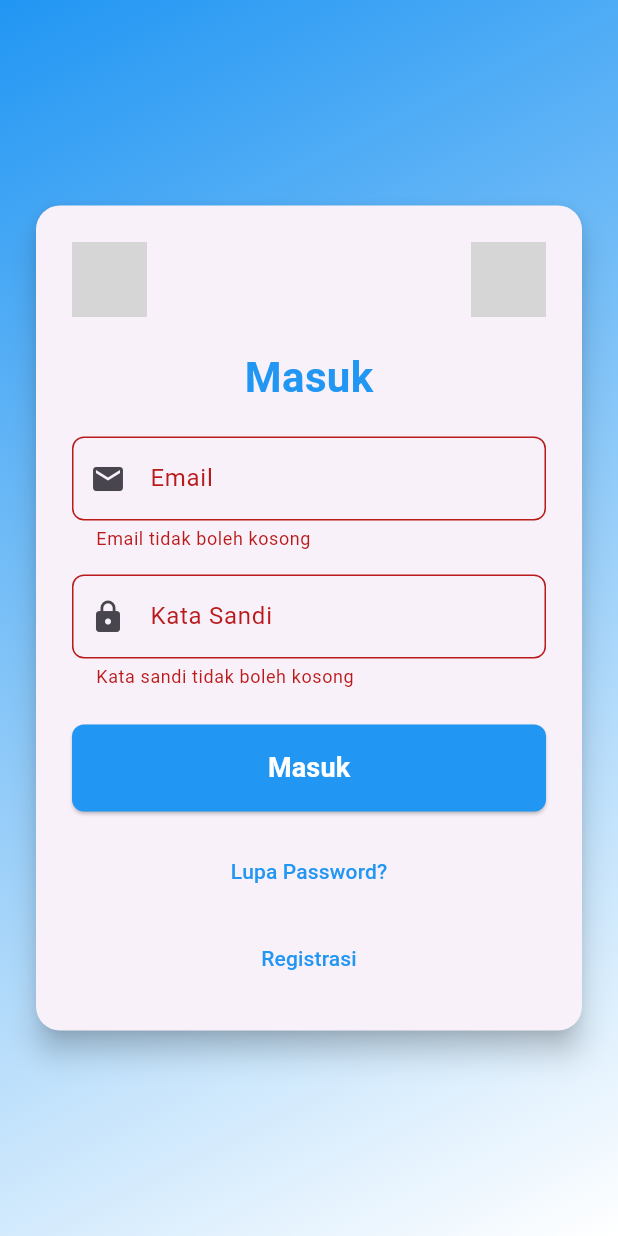
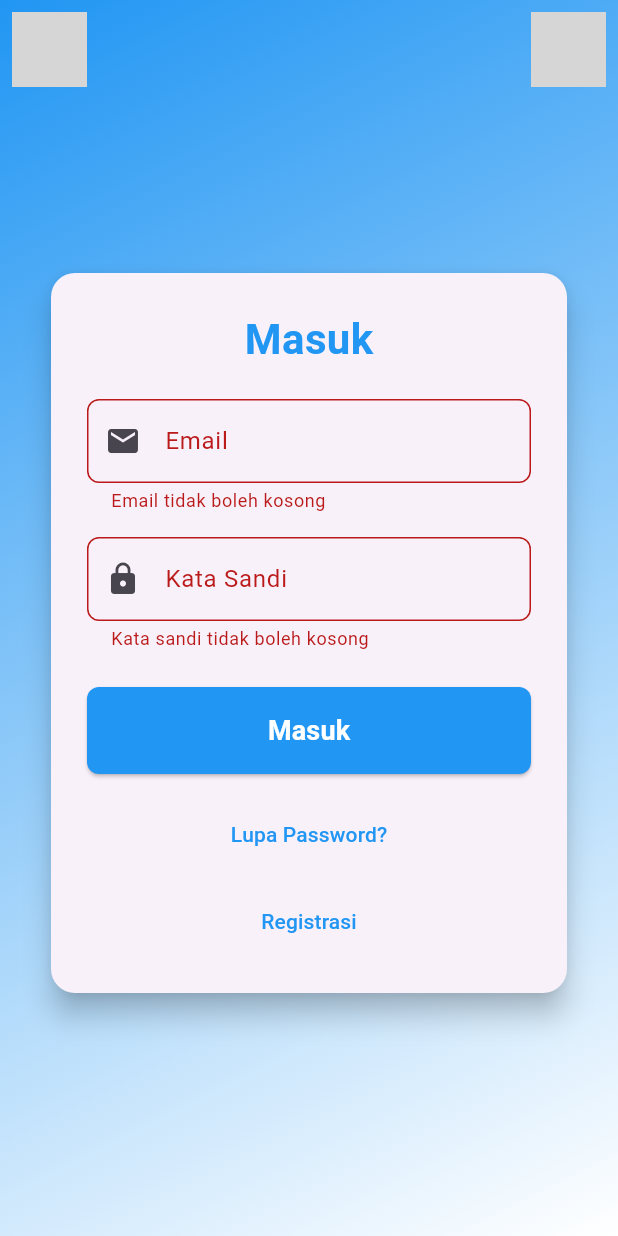
Before and after one commit to Adib-F/Smart-Parking_APP, a Flutter app: the screen it shows after launch, after a tap on "Masuk", on a phone screen of 412 x 824 dp. Run offline on Flutter 3.47's test engine with Material 3 defaults, Android fonts, the phone set to English and light mode, and no system bars; grey boxes are pictures that could not be loaded.

Commit message:
fix(login): adjust logo positioning at the top of the page

```diff
--- a/lib/screen/login.dart
+++ b/lib/screen/login.dart
@@ -21,7 +21,9 @@ class _LoginState extends State<Login> {
   @override
   Widget build(BuildContext context) {
     return Scaffold(
-      body: Container(
+      body: Stack(
+        children: [
+          Container(
             decoration: BoxDecoration(
               gradient: LinearGradient(
                 begin: Alignment.topLeft,
@@ -31,8 +33,12 @@ class _LoginState extends State<Login> {
             ),
             child: Center(
               child: SingleChildScrollView(
-            padding: const EdgeInsets.all(20.0),
-            child: Card(
+                padding: const EdgeInsets.all(30.0),
+                child: Column(
+                  children: [
+                    const SizedBox(height: 20), // Beri jarak setelah logo
+                    // CARD LOGIN
+                    Card(
                       elevation: 8.0,
                       shape: RoundedRectangleBorder(
                         borderRadius: BorderRadius.circular(16.0),
@@ -44,22 +50,6 @@ class _LoginState extends State<Login> {
                           child: Column(
                             mainAxisSize: MainAxisSize.min,
                             children: [
-                      Row(
-                        mainAxisAlignment: MainAxisAlignment.spaceBetween,
-                        children: [
-                          Image.asset(
-                            'assets/images/indonesia.png',
-                            width: 50,
-                            height: 50,
-                          ),
-                          Image.asset(
-                            'assets/images/PolobatamLogo.png',
-                            width: 50,
-                            height: 50,
-                          ),
-                        ],
-                      ),
-                      const SizedBox(height: 20.0),
                               const Text(
                                 "Masuk",
                                 style: TextStyle(
@@ -163,8 +153,36 @@ class _LoginState extends State<Login> {
                         ),
                       ),
                     ),
+                  ],
                 ),
               ),
+            ),
+          ),
+          // Logo di ujung atas
+          Positioned(
+            top: 0,
+            left: 0,
+            right: 0,
+            child: Padding(
+              padding: const EdgeInsets.all(8.0),
+              child: Row(
+                mainAxisAlignment: MainAxisAlignment.spaceBetween,
+                children: [
+                  Image.asset(
+                    'images/Indonesia.png',
+                    width: 50,
+                    height: 50,
+                  ),
+                  Image.asset(
+                    'images/PolobatamLogo.png',
+                    width: 50,
+                    height: 50,
+                  ),
+                ],
+              ),
+            ),
+          ),
+        ],
       ),
     );
   }
--- a/pubspec.yaml
+++ b/pubspec.yaml
@@ -57,6 +57,9 @@ flutter:
   # the material Icons class.
   uses-material-design: true
 
+  assets:
+    - assets/images/
+
   # To add assets to your application, add an assets section, like this:
   # assets:
   #   - images/a_dot_burr.jpeg
```
Also changed, not shown: assets/images/Indonesia.png (renamed from lib/assets/images/Indonesia.png), assets/images/PolobatamLogo.png (renamed from lib/assets/images/PolobatamLogo.png). Lines whose indentation alone changed are shown as unchanged.
